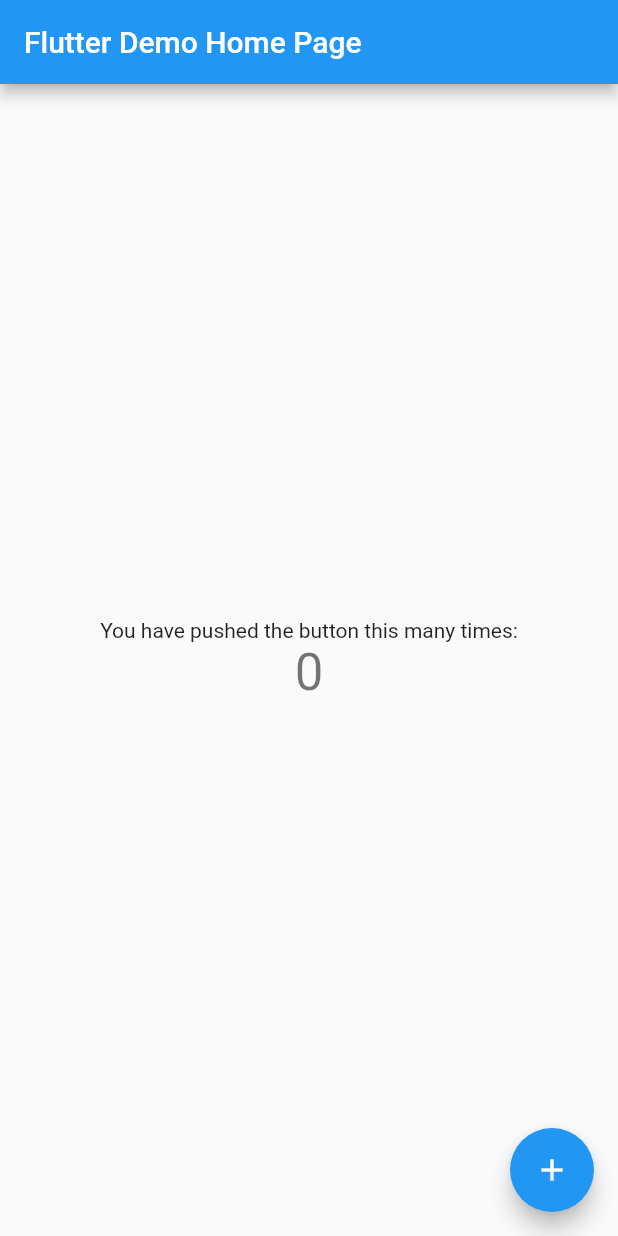
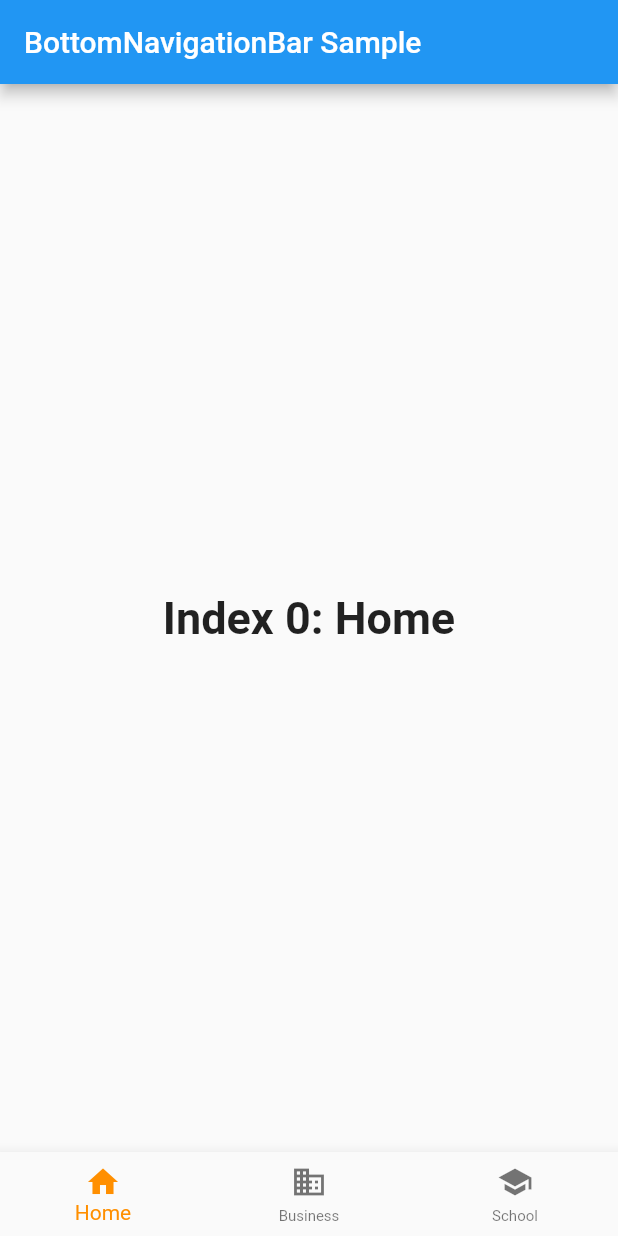
Before and after one commit to 838/fluttemo, a Flutter app: the screen it shows after launch, on a phone screen of 412 x 824 dp. Run offline on Flutter 3.47's test engine with Material 2 defaults, Android fonts, the phone set to English and light mode, and no system bars.

Commit message:
bottom navigation unselectedLabelColor has no effect

```diff
--- a/lib/main.dart
+++ b/lib/main.dart
@@ -1,40 +1,51 @@
 import 'package:flutter/material.dart';
 
-void main() {
-  runApp(const MyApp());
-}
+void main() => runApp(const MyApp());
 
 class MyApp extends StatelessWidget {
   const MyApp({super.key});
 
-  // This widget is the root of your application.
+  static const String _title = 'Flutter Code Sample';
+
   @override
   Widget build(BuildContext context) {
-    return MaterialApp(
-      title: 'Flutter Demo',
-      theme: ThemeData(
-        primarySwatch: Colors.blue,
-      ),
-      home: const MyHomePage(title: 'Flutter Demo Home Page'),
+    return const MaterialApp(
+      title: _title,
+      home: MyStatefulWidget(),
     );
   }
 }
 
-class MyHomePage extends StatefulWidget {
-  const MyHomePage({super.key, required this.title});
-
-  final String title;
+class MyStatefulWidget extends StatefulWidget {
+  const MyStatefulWidget({super.key});
 
   @override
-  State<MyHomePage> createState() => _MyHomePageState();
+  State<MyStatefulWidget> createState() => _MyStatefulWidgetState();
 }
 
-class _MyHomePageState extends State<MyHomePage> {
-  int _counter = 0;
+class _MyStatefulWidgetState extends State<MyStatefulWidget> {
+  int _selectedIndex = 0;
+  static const TextStyle optionStyle =
+      TextStyle(fontSize: 30, fontWeight: FontWeight.bold);
 
-  void _incrementCounter() {
+  static const List<Widget> _widgetOptions = <Widget>[
+    Text(
+      'Index 0: Home',
+      style: optionStyle,
+    ),
+    Text(
+      'Index 1: Business',
+      style: optionStyle,
+    ),
+    Text(
+      'Index 2: School',
+      style: optionStyle,
+    ),
+  ];
+
+  void _onItemTapped(int index) {
     setState(() {
-      _counter++;
+      _selectedIndex = index;
     });
   }
 
@@ -42,26 +53,33 @@
   Widget build(BuildContext context) {
     return Scaffold(
       appBar: AppBar(
-        title: Text(widget.title),
+        title: const Text('BottomNavigationBar Sample'),
       ),
       body: Center(
-        child: Column(
-          mainAxisAlignment: MainAxisAlignment.center,
-          children: <Widget>[
-            const Text(
-              'You have pushed the button this many times:',
-            ),
-            Text(
-              '$_counter',
-              style: Theme.of(context).textTheme.headline4,
-            ),
-          ],
+        child: _widgetOptions.elementAt(_selectedIndex),
+      ),
+      bottomNavigationBar: BottomNavigationBar(
+        unselectedLabelStyle: const TextStyle(
+          fontSize: 10.0,
+          color: Colors.red,
         ),
-      ),
-      floatingActionButton: FloatingActionButton(
-        onPressed: _incrementCounter,
-        tooltip: 'Increment',
-        child: const Icon(Icons.add),
+        items: const <BottomNavigationBarItem>[
+          BottomNavigationBarItem(
+            icon: Icon(Icons.home),
+            label: 'Home',
+          ),
+          BottomNavigationBarItem(
+            icon: Icon(Icons.business),
+            label: 'Business',
+          ),
+          BottomNavigationBarItem(
+            icon: Icon(Icons.school),
+            label: 'School',
+          ),
+        ],
+        currentIndex: _selectedIndex,
+        selectedItemColor: Colors.amber[800],
+        onTap: _onItemTapped,
       ),
     );
   }
```
